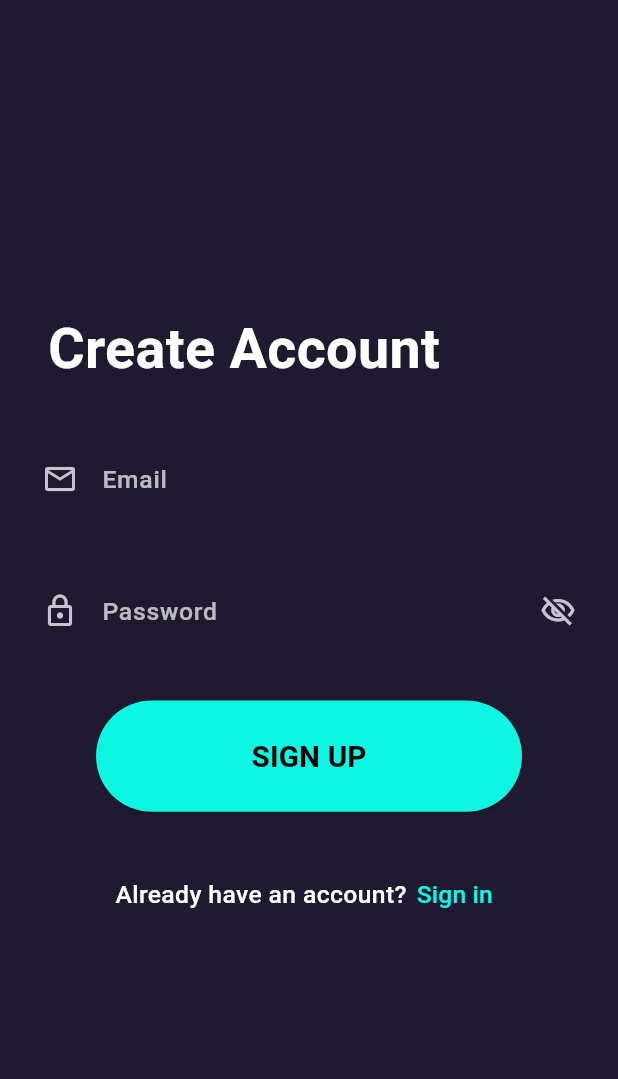
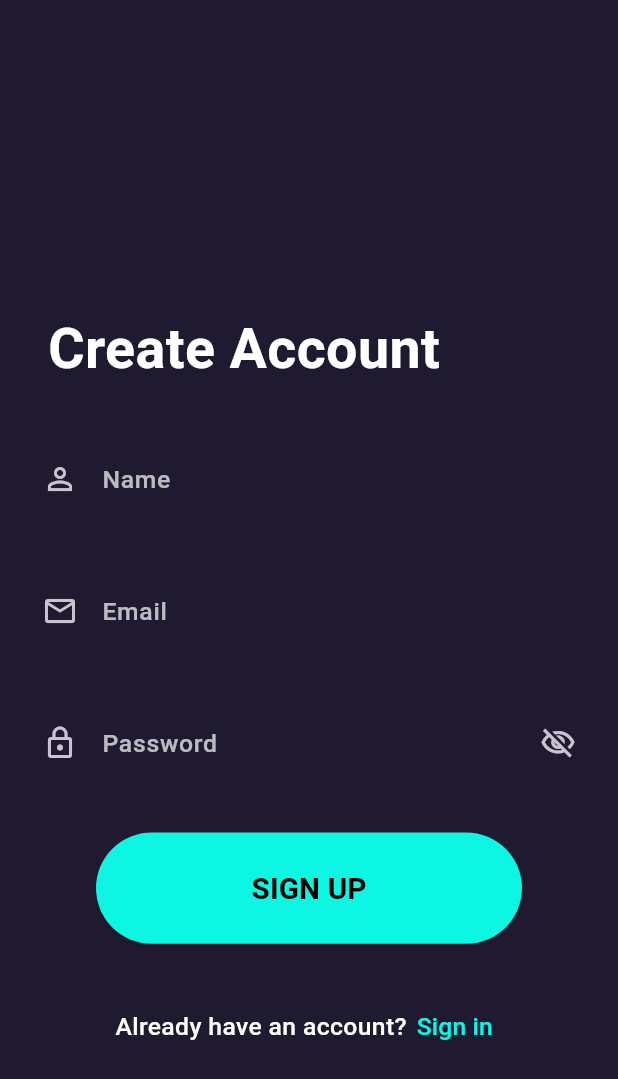
Before and after one commit to mahmoud-hassan1/notes_app, a Flutter app: the HomeViewContent screen opened directly with empty values, after a tap on the "exit to app" icon, after a tap on "Sign up", on a phone screen of 412 x 824 dp. Shown: the top 1079 px of the screen. Run offline on Flutter 3.47's test engine with Material 3 defaults, Android fonts, the phone set to English and light mode, and no system bars; drawn by our look-alikes of modal_progress_hud_nsn; our stand-ins replace bloc, cloud_firestore, device_preview, firebase_auth, firebase_core, flutter_bloc and 2 more; accounts and stored records are empty.

Commit message:
add google auth and email link verfication

```diff
--- a/lib/features/auth/domain/repositories/auth_repo.dart
+++ b/lib/features/auth/domain/repositories/auth_repo.dart
@@ -4,5 +4,7 @@ import 'package:notes_app/features/auth/domain/entities/user.dart';
 
 abstract class AuthRepository {
   Future<UserClass?> login(String email, String password);
-  Future<UserClass?> signup(String email, String password);
+  void logout();
+  Future<UserClass?> signup(String name,String email, String password);
+  Future<UserClass?> loginWithGoogle();
 }
--- a/lib/features/auth/presentation/views/widgets/login_view_body.dart
+++ b/lib/features/auth/presentation/views/widgets/login_view_body.dart
@@ -1,6 +1,7 @@
 import 'package:firebase_auth/firebase_auth.dart';
 import 'package:flutter/material.dart';
 import 'package:flutter_bloc/flutter_bloc.dart';
+import 'package:flutter_svg/flutter_svg.dart';
 import 'package:modal_progress_hud_nsn/modal_progress_hud_nsn.dart';
 import 'package:notes_app/core/utiles/app_colors.dart';
 import 'package:notes_app/core/utiles/font.dart';
@@ -130,8 +131,13 @@ class LoginViewBody extends StatelessWidget {
                         label: "LOGIN",
                       ),
                       const SizedBox(
-                        height: 32,
+                        height: 16,
                       ),
+                      Text("Login with:",style: FontStyles.kSmallTextStyle(context),),
+                      IconButton(onPressed: (){
+                        BlocProvider.of<AuthCubit>(context).loginWithGoogle();
+                      }, icon: SvgPicture.asset("assets/icons/google.svg",width: 80,),
+                      padding: EdgeInsets.zero, ),
                       Row(
                         mainAxisAlignment: MainAxisAlignment.center,
                         children: [
--- a/lib/features/auth/presentation/views/widgets/signup_view_body.dart
+++ b/lib/features/auth/presentation/views/widgets/signup_view_body.dart
@@ -10,14 +10,13 @@ import 'package:notes_app/features/auth/presentation/cubits/auth_cubit/auth_cubi
 import 'package:notes_app/features/auth/presentation/views/login_view.dart';
 import 'package:notes_app/features/auth/presentation/views/widgets/custtom_button.dart';
 import 'package:notes_app/core/widgets/custtom_text_field.dart';
-import 'package:notes_app/features/home/presentation/views/home_view.dart';
 
 // ignore: must_be_immutable
 class SignupViewBody extends StatelessWidget {
    SignupViewBody({super.key});
 
   final TextEditingController emailController = TextEditingController();
-
+  final TextEditingController nameController = TextEditingController();
   final TextEditingController passwordController = TextEditingController();
 
   bool isLoading = false;
@@ -41,13 +40,11 @@ class SignupViewBody extends StatelessWidget {
            snackBar(content: state.message, context: context);
           } else if (state is AuthAuthenticated) {
               isLoading = false;
-            snackBar(content: "Sign up successful!", context: context);
+            snackBar(content: "Verfication link sent to your email", context: context);
             Navigator.pushReplacement(
                 context,
                 MaterialPageRoute(
-                  builder: (context) =>  HomeView(
-                     uid: state.user.uid,
-                  ),
+                  builder: (context) =>  const LoginView(),
                 ));
           }
         },
@@ -68,6 +65,24 @@ class SignupViewBody extends StatelessWidget {
                           "Create Account",
                           style: FontStyles.kLargeTextStyle(context),
                         ),
+                      ),
+                      const SizedBox(
+                        height: 32,
+                      ),
+                      CustomTextField(
+                        controller: nameController,
+                        label: "Name",
+                        prefixIcon: const Icon(Icons.person_outline_outlined),
+                        keyForm: keyForm,
+                        validator: (value){
+                           if (value!.isEmpty) {
+                              return 'Please enter Name';
+                            }
+                            else{
+                              return null;
+                            }
+                        },
+                        expand: false,
                       ),
                       const SizedBox(
                         height: 32,
@@ -124,7 +139,7 @@ class SignupViewBody extends StatelessWidget {
                         onTap: () {
                           if(emailController.text.isNotEmpty&&passwordController.text.isNotEmpty){
                           BlocProvider.of<AuthCubit>(context).signupUser(
-                            emailController.text, passwordController.text);
+                            nameController.text,emailController.text, passwordController.text);
                           }
                           else {
                             snackBar(content: "Please enter Your email and password", context: context);
--- a/lib/features/home/presentation/views/widgets/home_view_body.dart
+++ b/lib/features/home/presentation/views/widgets/home_view_body.dart
@@ -3,16 +3,19 @@
 import 'package:firebase_auth/firebase_auth.dart';
 import 'package:flutter/material.dart';
 import 'package:notes_app/core/utiles/app_colors.dart';
+import 'package:notes_app/features/auth/data/repositories/auth_repo_imp.dart';
 import 'package:notes_app/features/auth/presentation/views/login_view.dart';
 import 'package:notes_app/features/home/presentation/views/widgets/custom_list_view.dart';
 
 class HomeViewBody extends StatelessWidget {
-  const HomeViewBody({super.key, required this.scrollController, required this.showFabNotifier});
+   HomeViewBody({super.key, required this.scrollController, required this.showFabNotifier});
   final ScrollController scrollController;
   final ValueNotifier<bool> showFabNotifier;
+  final firebaseuser=FirebaseAuth.instance.currentUser;
   @override
   Widget build(BuildContext context) {
-    return Padding(
+    return SafeArea(
+      child: Padding(
         padding: const EdgeInsets.symmetric(horizontal: 16),
         child: CustomScrollView(
           controller: scrollController,
@@ -23,7 +26,7 @@ class HomeViewBody extends StatelessWidget {
                 IconButton(
                   icon: const Icon(Icons.exit_to_app, color: Colors.white),
                   onPressed: () {
-                  FirebaseAuth.instance.signOut();
+                    AuthRepositoryImpl(firebaseAuth: FirebaseAuth.instance).logout();
                     Navigator.pushReplacement(
                       context,
                       MaterialPageRoute(builder: (context) => const LoginView()),
@@ -32,19 +35,26 @@ class HomeViewBody extends StatelessWidget {
                 ),
               ],
               backgroundColor: AppColors.kBackgroundColor,
-            title: const Text(
-              "Notes",
+              title:  Text(
+                "Welcome ${firebaseuser!.displayName}",
+                style: const TextStyle(
+                  fontWeight: FontWeight.w700,
+                  color: Colors.white
+                ),
               ),
               elevation: 0,
-            centerTitle: true,
             ),
             SliverList(
               delegate: SliverChildListDelegate([
-               CustomListView(showFabNotifier: showFabNotifier, scrollController: scrollController,),
+                 Padding(
+                   padding: const EdgeInsets.only(top: 16),
+                   child: CustomListView(showFabNotifier: showFabNotifier, scrollController: scrollController,),
+                 ),
               ]),
             ),
           ],
         ),
+      ),
     );
   }
 }
```
Also changed, not shown: lib/features/auth/data/repositories/auth_repo_imp.dart (+42 -5 lines), lib/features/auth/presentation/cubits/auth_cubit/auth_cubit.dart (+26 -5 lines), lib/main.dart (+4 -3 lines), pubspec.yaml (+4 -4 lines), assets/icons/7123025_logo_google_g_icon.svg (added), assets/icons/google.svg (added), pubspec.lock, 1 other file. Lines whose indentation alone changed are shown as unchanged.
